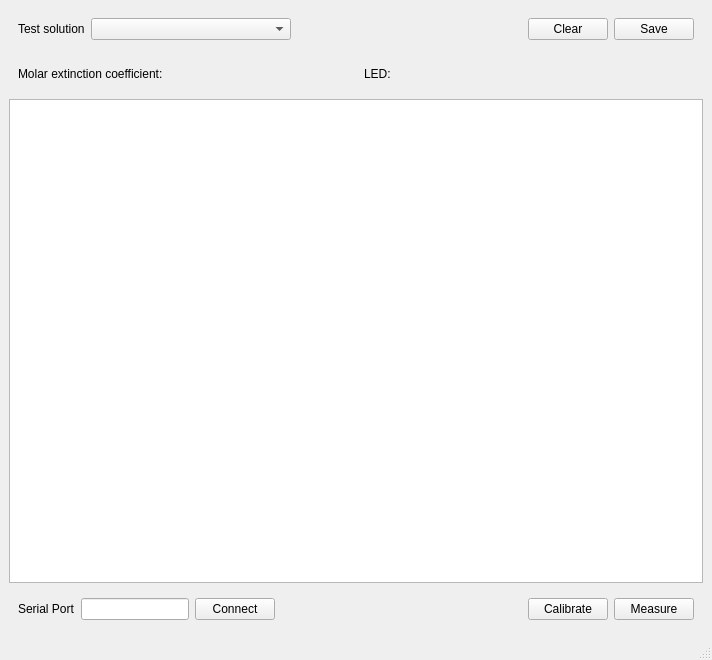
iorodeo/colorimeter, file python/colorimeter/colorimeter/concentration_gui.ui: the form before one commit.
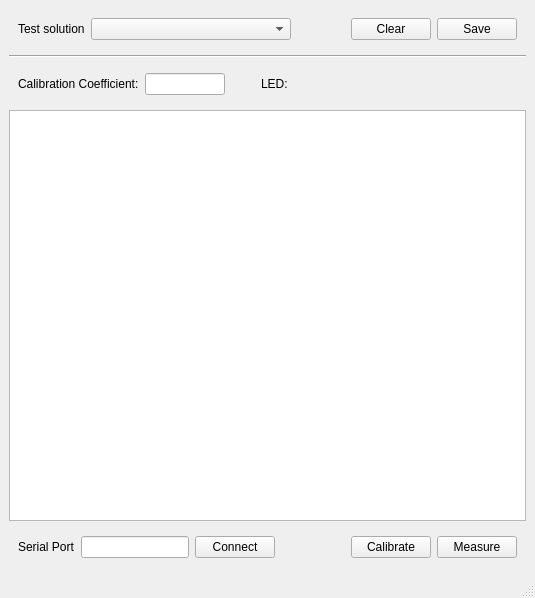
The form after the commit.

Commit message: Finished mockup of concentration GUI.

The edit to the form file:
```diff
--- a/python/colorimeter/colorimeter/concentration_gui.ui
+++ b/python/colorimeter/colorimeter/concentration_gui.ui
@@ -6,8 +6,8 @@
    <rect>
     <x>0</x>
     <y>0</y>
-    <width>712</width>
-    <height>660</height>
+    <width>535</width>
+    <height>598</height>
    </rect>
   </property>
   <property name="windowTitle">
@@ -77,6 +77,13 @@
       </layout>
      </widget>
     </item>
+    <item>
+     <widget class="Line" name="line">
+      <property name="orientation">
+       <enum>Qt::Horizontal</enum>
+      </property>
+     </widget>
+    </item>
     <item>
      <widget class="QWidget" name="widget_3" native="true">
       <layout class="QHBoxLayout" name="horizontalLayout_3">
@@ -90,17 +97,33 @@
          </property>
          <property name="minimumSize">
           <size>
-           <width>300</width>
+           <width>100</width>
            <height>0</height>
           </size>
          </property>
          <property name="text">
-          <string>Molar extinction coefficient:</string>
+          <string>Calibration Coefficient:</string>
          </property>
         </widget>
        </item>
        <item>
-        <spacer name="horizontalSpacer_4">
+        <widget class="QLineEdit" name="coefficientLineEdit">
+         <property name="sizePolicy">
+          <sizepolicy hsizetype="Fixed" vsizetype="Fixed">
+           <horstretch>0</horstretch>
+           <verstretch>0</verstretch>
+          </sizepolicy>
+         </property>
+         <property name="maximumSize">
+          <size>
+           <width>80</width>
+           <height>16777215</height>
+          </size>
+         </property>
+        </widget>
+       </item>
+       <item>
+        <spacer name="horizontalSpacer_3">
          <property name="orientation">
           <enum>Qt::Horizontal</enum>
          </property>
@@ -109,7 +132,7 @@
          </property>
          <property name="sizeHint" stdset="0">
           <size>
-           <width>40</width>
+           <width>30</width>
            <height>20</height>
           </size>
          </property>
@@ -135,10 +158,13 @@
         </widget>
        </item>
        <item>
-        <spacer name="horizontalSpacer_3">
+        <spacer name="horizontalSpacer_4">
          <property name="orientation">
           <enum>Qt::Horizontal</enum>
          </property>
+         <property name="sizeType">
+          <enum>QSizePolicy::Expanding</enum>
+         </property>
          <property name="sizeHint" stdset="0">
           <size>
            <width>40</width>
```
Left out of the diff: 4 changed lines with no effect on the pictures. The commit also changes 3 other files.
